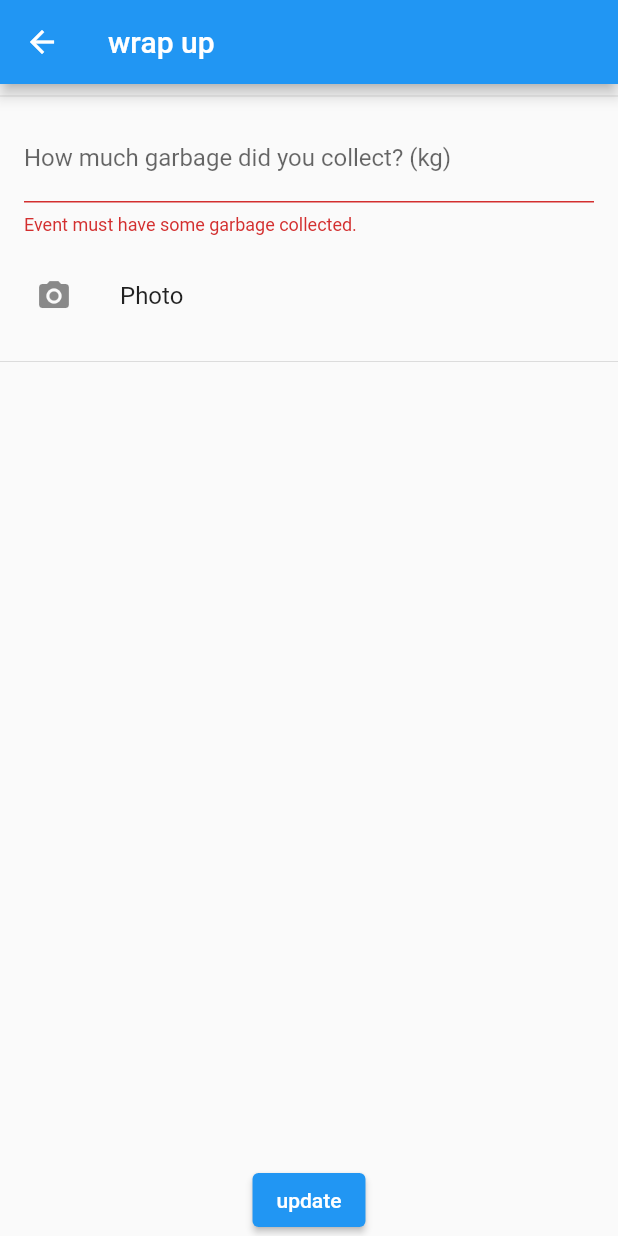
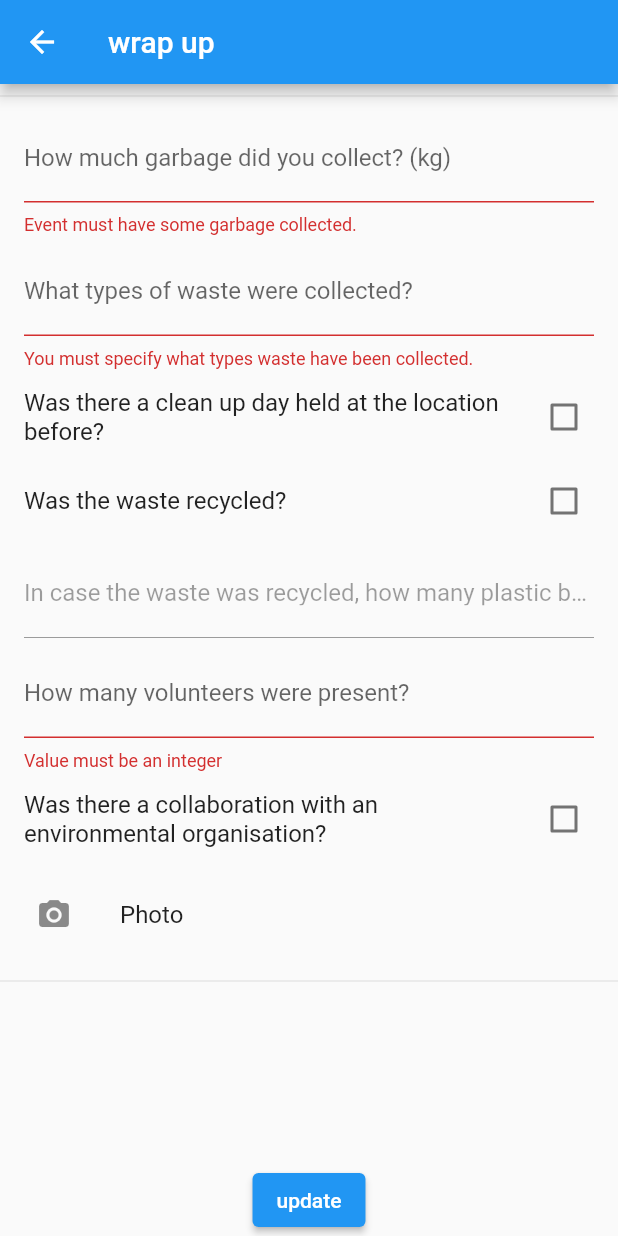
Before and after one commit to GDSC-ADEK/gdsc-solution, a Flutter app: the WrapUpScreen screen opened directly with empty values, after a tap on "update", on a phone screen of 412 x 824 dp. Run offline on Flutter 3.47's test engine with Material 2 defaults, Android fonts, the phone set to English and light mode, and no system bars; our stand-ins replace camera, cloud_firestore, firebase_auth, firebase_core, firebase_storage, google_maps_flutter and 1 more; accounts and stored records are empty.

Commit message:
Added new fields for events and wrap up screen

```diff
--- a/lib/main.dart
+++ b/lib/main.dart
@@ -236,10 +236,8 @@ class EventScreen extends StatelessWidget {
   Widget build(BuildContext context) {
     return Scaffold(
       drawer: EventScreenDrawer(),
-      appBar: AppBar(
-          title: Consumer<MyAppState>(
-              builder: (context, state, _) {
-                String my_text = (state.RequestNGO)? "Organized" : "Joined";
+      appBar: AppBar(title: Consumer<MyAppState>(builder: (context, state, _) {
+        String my_text = (state.RequestNGO) ? "Organized" : "Joined";
         return Text(
           state.myevents ? '$my_text events' : 'All events',
           textScaleFactor: 1.5,
@@ -249,19 +247,15 @@ class EventScreen extends StatelessWidget {
         final retwidget = <Widget>[];
         retwidget.add(SizedBox(height: 20));
         if (state.myevents) {
-          if (state.RequestNGO){
+          if (state.RequestNGO) {
             retwidget.add(Expanded(
-              child: EventList(db.getEvents(
-                  organizer: userID)),
+              child: EventList(db.getEvents(organizer: userID)),
+            ));
+          } else {
+            retwidget.add(Expanded(
+              child: EventList(db.getEvents(participant: userID)),
             ));
           }
-          else {
-            retwidget.add(Expanded(
-              child: EventList(db.getEvents(
-              participant: userID)),
-            ));
-          }
-
         } else {
           retwidget.add(
             Text(
@@ -337,7 +331,9 @@ class EventScreen extends StatelessWidget {
 
 class EventScreenDrawer extends StatelessWidget {
   Widget build(BuildContext context) {
-    return Container(width: 200, child: Drawer(
+    return Container(
+      width: 200,
+      child: Drawer(
         child: ListView(
           children: [
             DrawerHeader(
@@ -360,14 +356,17 @@ class EventScreenDrawer extends StatelessWidget {
               },
               child: ListTile(
                 leading: Icon(Icons.exit_to_app),
-              title: Text('Sign Out', ),
+                title: Text(
+                  'Sign Out',
+                ),
               ),
             ),
             Divider(),
             TextButton(
               onPressed: () {
                 Navigator.pop(context);
-              Provider.of<MyAppState>(context, listen: false).myevents = false;
+                Provider.of<MyAppState>(context, listen: false).myevents =
+                    false;
               },
               child: ListTile(
                 leading: Icon(Icons.event),
@@ -383,7 +382,8 @@ class EventScreenDrawer extends StatelessWidget {
                 },
                 child: ListTile(
                   leading: Icon(Icons.event_available),
-                title: Text('${state.RequestNGO? "Organized" : "Joined"} events'),
+                  title: Text(
+                      '${state.RequestNGO ? "Organized" : "Joined"} events'),
                 ),
               ),
             ),
@@ -401,7 +401,8 @@ class EventScreenDrawer extends StatelessWidget {
             ),
           ],
         ),
-    ),);
+      ),
+    );
   }
 }
 
@@ -463,13 +464,14 @@ class EventTile extends StatelessWidget {
           splashColor: Colors.blue.withAlpha(30),
           onTap: (() => Navigator.push(context,
               MaterialPageRoute(builder: (context) => EventDetail(e)))),
-      child: Column(
-            mainAxisSize: MainAxisSize.max,
-            children: <Widget>[
+          child: Column(mainAxisSize: MainAxisSize.max, children: <Widget>[
             ListTile(
               leading: dbPicture(pictureToDisplay),
-                title: Text('${e.name} on ${ DateFormat("dd MMM yy H:mm").format(e.orgDate)}'),
-                subtitle: Text((e.description.length < 300) ? '${e.description}': e.description.substring(0, 300) + "..." ),
+              title: Text(
+                  '${e.name} on ${DateFormat("dd MMM yy H:mm").format(e.orgDate)}'),
+              subtitle: Text((e.description.length < 300)
+                  ? '${e.description}'
+                  : e.description.substring(0, 300) + "..."),
             ),
             Row(
               mainAxisAlignment: MainAxisAlignment.end,
@@ -579,12 +581,14 @@ class _EventDetailState extends State<EventDetail> {
                     children: [
                       EventPicturePages(e, before: !e.complete),
                       EventPanelList(e),
-                      ListTile(leading: Icon(Icons.date_range),title: Text('${DateFormat("dd MMM yy H:mm").format(e.orgDate)}')),
+                      ListTile(
+                          leading: Icon(Icons.date_range),
+                          title: Text(
+                              '${DateFormat("dd MMM yy H:mm").format(e.orgDate)}')),
                       ListTile(
                           leading: Icon(Icons.people),
                           title: Text(
-                              '${e.participants.length} ${(e.participants.length == 1)? "person" : "people"} joined')),
-
+                              '${e.participants.length} ${(e.participants.length == 1) ? "person" : "people"} joined')),
                       ListTile(
                         title: Text('Phone number lead: $phone_number'),
                         subtitle: Text('(will get send to the participants)'),
@@ -631,7 +635,8 @@ class _EventDetailState extends State<EventDetail> {
                 Consumer<MyAppState>(builder: (context, state, _) {
                   bool joined = e.participants.contains(userID);
                   if (state.RequestNGO && !joined)
-                    return (e.organizers.contains(userID) &&  e.complete == false)
+                    return (e.organizers.contains(userID) &&
+                            e.complete == false)
                         ? ElevatedButton(
                             onPressed: () => Navigator.push(
                                 context,
@@ -836,7 +841,14 @@ class _OrganizeScreenState extends State<OrganizeScreen> {
                         picturesToUpload,
                         [],
                         0,
-                          location!);
+                        location!,
+                        '',
+                        false,
+                        false,
+                        0,
+                        0,
+                        false,
+                      );
                       db.addEvent(e);
                       Navigator.pop(context);
                     }
@@ -862,12 +874,31 @@ class StatisticsScreen extends StatelessWidget {
 
 //TODO Finish WrapUpScreen
 //TODO WrapUp before orgdate is equal to cancel?
-class WrapUpScreen extends StatelessWidget {
-  Event e;
+class WrapUpScreen extends StatefulWidget {
+  final Event e;
+
+  WrapUpScreen(this.e);
+
+  @override
+  State<WrapUpScreen> createState() => _WrapUpScreenState();
+}
+
+//TODO fields lose information when switching to camera screen
+class _WrapUpScreenState extends State<WrapUpScreen> {
   List<String> afterPics = [];
+
   List<String> picturesToUpload = [];
-  WrapUpScreen(this.e);
+
   final _formKey = GlobalKey<FormState>();
+
+  Event? e;
+
+  @override
+  void initState() {
+    super.initState();
+    e = widget.e;
+  }
+
   Widget build(BuildContext context) {
     return Scaffold(
         appBar: AppBar(
@@ -887,9 +918,7 @@ class WrapUpScreen extends StatelessWidget {
                         ),
                         onSaved: (String? value) {
                           // POTENTIAL ERROR!!!!!!!!!!!!!!!!!!
-                          e.complete = true;
-                          e.garbageCollected = double.parse(value!);
-                          db.updateEvent(e);
+                          e!.garbageCollected = double.parse(value!);
                         },
                         validator: (String? value) {
                           return (value == null || value.isEmpty)
@@ -901,6 +930,87 @@ class WrapUpScreen extends StatelessWidget {
                         maxLines: null,
                       ),
                     ), // num garbage collected
+                    ListTile(
+                      title: TextFormField(
+                        decoration: const InputDecoration(
+                          labelText: 'What types of waste were collected?',
+                        ),
+                        onSaved: (String? value) {
+                          e!.wasteTypes = value!;
+                        },
+                        validator: (String? value) {
+                          return (value == null || value.isEmpty)
+                              ? 'You must specify what types waste have been collected.'
+                              : null;
+                        },
+                      ),
+                    ), // waste types
+                    CheckboxListTile(
+                        title: Text(
+                            "Was there a clean up day held at the location before?"),
+                        value: e!.firstTimeAtLoc,
+                        onChanged: (value) => setState(() => e!.firstTimeAtLoc =
+                            value!)), // first time at location
+                    CheckboxListTile(
+                        title: Text("Was the waste recycled?"),
+                        value: e!.recycled,
+                        onChanged: (value) =>
+                            setState(() => e!.recycled = value!)),
+                    ListTile(
+                      title: TextFormField(
+                        decoration: const InputDecoration(
+                          labelText:
+                              'In case the waste was recycled, how many plastic bottles were disposed in the recycle bins?',
+                        ),
+                        onSaved: (String? value) {
+                          if (!e!.recycled) return;
+                          setState(
+                              () => e!.garbageCollected = int.parse(value!));
+                        },
+                        validator: (String? value) {
+                          if (!e!.recycled) return null;
+                          if (value != null)
+                            return int.tryParse(value) == null
+                                ? 'Value must be an integer'
+                                : null;
+                          return (value == null || value.isEmpty)
+                              ? 'You must specify how many plastic bottles were recycled.'
+                              : null;
+                        },
+                        enabled: e!.recycled,
+                        keyboardType: TextInputType.number,
+                        maxLength: null,
+                        maxLines: null,
+                      ),
+                    ),
+                    ListTile(
+                      title: TextFormField(
+                        decoration: const InputDecoration(
+                          labelText: 'How many volunteers were present?',
+                        ),
+                        onSaved: (String? value) {
+                          setState(() => e!.numPresent = int.parse(value!));
+                        },
+                        validator: (String? value) {
+                          if (value != null)
+                            return int.tryParse(value) == null
+                                ? 'Value must be an integer'
+                                : null;
+                          return (value == null || value.isEmpty)
+                              ? 'You must specify how many volunteers were present.'
+                              : null;
+                        },
+                        keyboardType: TextInputType.number,
+                        maxLength: null,
+                        maxLines: null,
+                      ),
+                    ),
+                    CheckboxListTile(
+                        title: Text(
+                            "Was there a collaboration with an environmental organisation?"),
+                        value: e!.collabWithOrg,
+                        onChanged: (value) =>
+                            setState(() => e!.collabWithOrg = value!)),
                     TextButton(
                       onPressed: () => Navigator.push(
                         context,
@@ -919,8 +1029,8 @@ class WrapUpScreen extends StatelessWidget {
                         height: 200,
                         child: PageView.builder(
                             itemCount: afterPics.length,
-                            itemBuilder: (context, index) => Image.file(File(
-                                afterPics[index])))), // pictures shown
+                            itemBuilder: (context, index) => Image.file(
+                                File(afterPics[index])))), // pictures shown
                   ],
                 ),
               ),
@@ -935,20 +1045,12 @@ class WrapUpScreen extends StatelessWidget {
                         );
                         return;
                       }
-                      if (e.complete == false) {
-                        e.complete = true;
-                        db.updateEvent(e);
-                        // ScaffoldMessenger.of(context).showSnackBar(
-                        //   SnackBar(
-                        //       content:
-                        //           Text('The event must be marked complete')),
-                        // );
-                        return;
-                      }
                       _formKey.currentState!.save();
+                      e!.complete = true;
+                      db.updateEvent(e!);
 
                       for (var imagePath in afterPics) {
-                        db.uploadAfterImgToEvent(e, File(imagePath));
+                        db.uploadAfterImgToEvent(e!, File(imagePath));
                       }
                       Navigator.pop(context);
                     }
@@ -972,7 +1074,6 @@ class UnreachableScreen extends StatelessWidget {
     );
   }
 }
-
 
 class EventList extends StatelessWidget {
   final Stream<QuerySnapshot> stream;
--- a/lib/models/events.dart
+++ b/lib/models/events.dart
@@ -16,7 +16,13 @@ class Event {
       this.beforePictures,
       this.afterPictures,
       this.garbageCollected,
-      this.location);
+      this.location,
+      this.wasteTypes,
+      this.firstTimeAtLoc,
+      this.recycled,
+      this.numPlasticBottles,
+      this.numPresent,
+      this.collabWithOrg);
   String name;
   String description;
   bool complete;
@@ -31,6 +37,15 @@ class Event {
   DocumentReference location;
   String? id;
   Map<String, String>? changes = null;
+  String
+      wasteTypes; // What type of waste was collected? (metal, plastic, electronics, glas, etc)
+  bool firstTimeAtLoc; // Was there a clean up day held at the location before?
+  bool recycled; // Was the waste recycled?
+  int numPlasticBottles; // In case the waste was recycled, how many plastic bottles were disposed in the recycle bins?
+  int numPresent; // How many volunteers were present?
+  bool
+      collabWithOrg; // Was there a collaboration with an environmental organisation?
+
   void toggleParticipation(String uuid) {
     if (changes == null) {
       changes = {};
@@ -85,7 +100,14 @@ Event eventFromJson(Map<String, Object?> json) {
     (json["beforePictures"] as List<dynamic>).cast<String>(),
     (json["afterPictures"] as List<dynamic>).cast<String>(),
     json["garbageCollected"] as num,
-      loc);
+    loc,
+    json["wasteTypes"] as String,
+    json['firstTimeAtLoc'] as bool,
+    json['recycled'] as bool,
+    json['numPlasticBottles'] as int,
+    json['numPresent'] as int,
+    json['collabWithOrg'] as bool,
+  );
 }
 
 Map<String, Object?> eventToJson(Event e) {
@@ -101,7 +123,13 @@ Map<String, Object?> eventToJson(Event e) {
     "beforePictures": e.beforePictures,
     "afterPictures": e.afterPictures,
     "garbageCollected": e.garbageCollected,
-    "location": e.location
+    "location": e.location,
+    "wasteTypes": e.wasteTypes,
+    "firstTimeAtLoc": e.firstTimeAtLoc,
+    "recycled": e.recycled,
+    "numPlasticBottles": e.numPlasticBottles,
+    "numPresent": e.numPresent,
+    "collabWithOr": e.collabWithOrg
   };
 }
 
```
Lines whose indentation alone changed are shown as unchanged.
